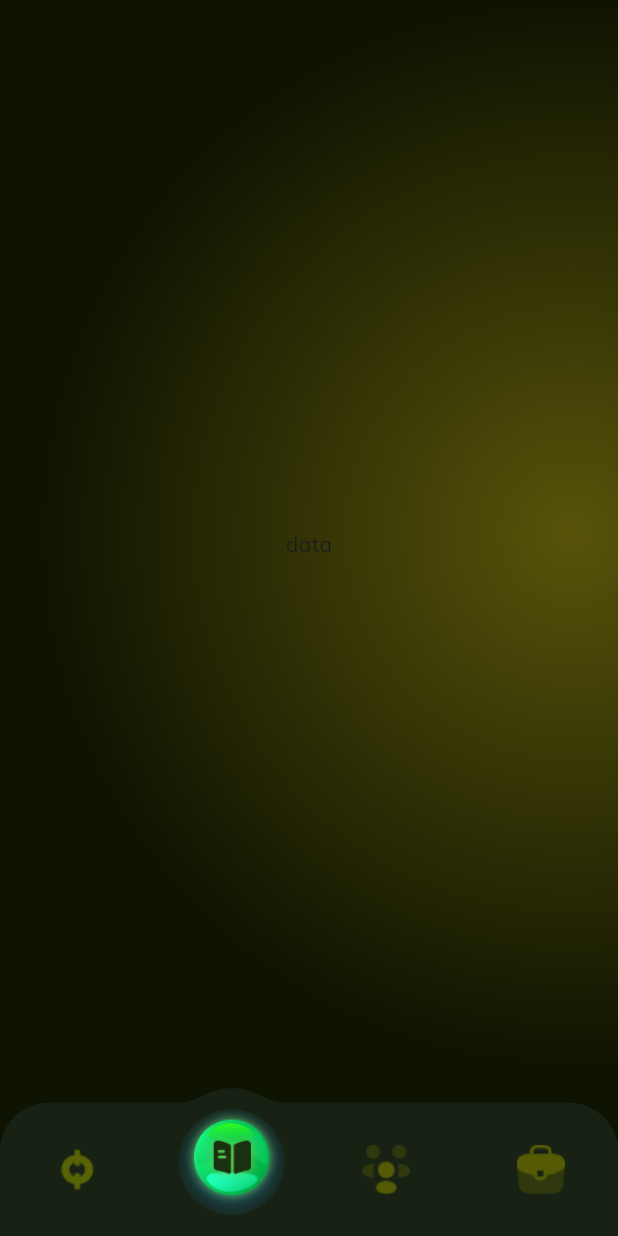
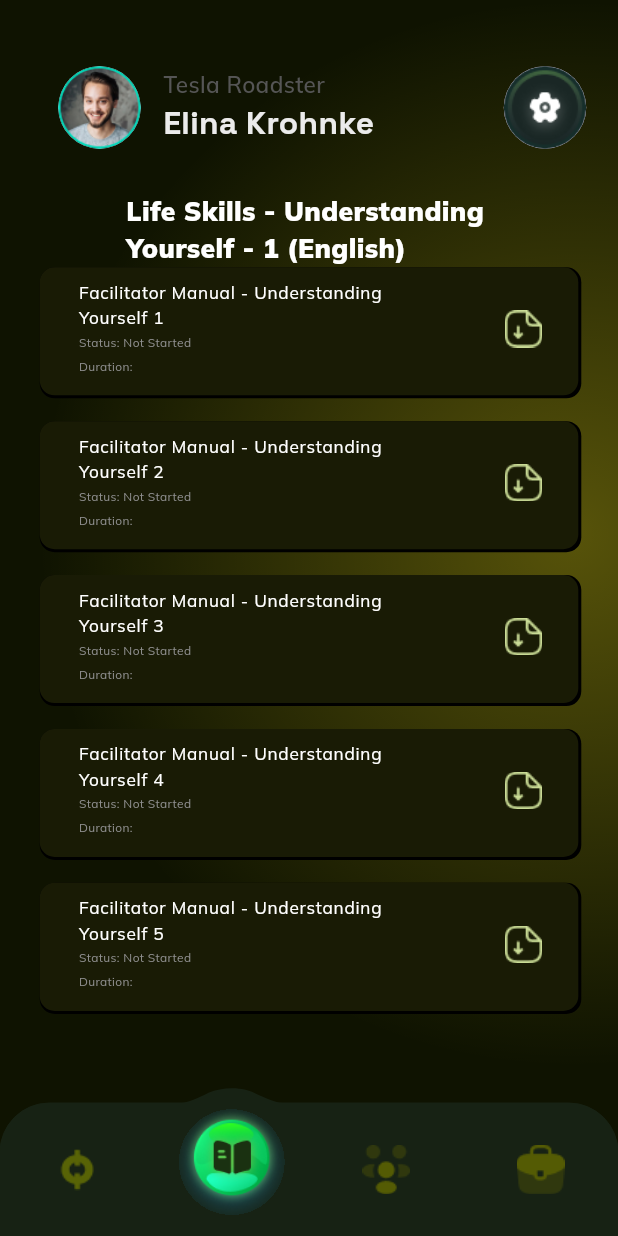
Before and after one commit to AbhimanyuT0800/Flutter_app_UI, a Flutter app: the BottomNavigationPage screen opened by its route, item 2 of the bottom bar chosen, on a phone screen of 412 x 824 dp. Run offline on Flutter 3.47's test engine with Material 3 defaults, Android fonts, the phone set to English and light mode, and no system bars; our stand-ins replace google_fonts.

Commit message:
Life skill pages finish

```diff
--- a/lib/view/pages/home/home_page.dart
+++ b/lib/view/pages/home/home_page.dart
@@ -140,7 +140,7 @@ class HomePage extends StatelessWidget {
                               Text(
                                 'Today  |  16:52 PM',
                                 style: GoogleFonts.urbanist(
-                                    color: const Color(0xfffe0e0e0),
+                                    color: const Color(0xffffe0e0e0),
                                     fontSize: context.screenWidth(width: 13),
                                     fontWeight: FontWeight.w500,
                                     letterSpacing: .2,
--- a/lib/view/pages/home/widgets/home_page_common_card.dart
+++ b/lib/view/pages/home/widgets/home_page_common_card.dart
@@ -2,8 +2,8 @@ import 'package:flutter/material.dart';
 import 'package:ui_tutorial/core/utils/dynamic_size.dart';
 
 class HomePageCommonCard extends StatelessWidget {
-  HomePageCommonCard({super.key, required this.child});
-  Widget child;
+  const HomePageCommonCard({super.key, required this.child});
+  final Widget child;
 
   @override
   Widget build(BuildContext context) {
--- a/lib/view/pages/library/root_library/library.dart
+++ /dev/null
@@ -1,15 +0,0 @@
-import 'package:flutter/material.dart';
-import 'package:ui_tutorial/core/utils/dynamic_size.dart';
-import 'package:ui_tutorial/view/widgets/main_scafold/common_scafold_bg.dart';
-
-class Library extends StatelessWidget {
-  const Library({super.key});
-
-  @override
-  Widget build(BuildContext context) {
-    return CommonScafold(
-        body: Center(
-      child: Text('data'),
-    ));
-  }
-}
--- /dev/null
+++ b/lib/view/pages/life_skill_page/life_skills.dart
@@ -0,0 +1,95 @@
+import 'package:flutter/material.dart';
+import 'package:google_fonts/google_fonts.dart';
+import 'package:ui_tutorial/core/utils/dynamic_size.dart';
+import 'package:ui_tutorial/view/pages/life_skill_page/lession.dart';
+import 'package:ui_tutorial/view/widgets/commonly_used/common_app_bar.dart';
+import 'package:ui_tutorial/view/widgets/main_scafold/common_scafold_bg.dart';
+
+class LifeSkills extends StatelessWidget {
+  const LifeSkills({super.key});
+
+  @override
+  Widget build(BuildContext context) {
+    return CommonScafold(
+        body: Column(
+      children: [
+        Padding(
+          padding: EdgeInsets.fromLTRB(
+              context.screenWidth(width: 44),
+              context.screenWidth(width: 50),
+              context.screenWidth(width: 24),
+              context.screenWidth(width: 33)),
+          child: const CommonAppBar(),
+        ),
+        Text(
+          'Life Skills - Understanding \nYourself - 1 (English)',
+          style: GoogleFonts.mulish(
+            color: Colors.white,
+            fontSize: context.screenWidth(width: 20),
+            fontWeight: FontWeight.w900,
+          ),
+        ),
+        Padding(
+          padding: EdgeInsets.only(
+              left: context.screenWidth(width: 30),
+              right: context.screenWidth(width: 30)),
+          child: ListView.separated(
+              shrinkWrap: true,
+              itemBuilder: (BuildContext context, int index) {
+                return Container(
+                  width: double.infinity,
+                  height: context.screenHeight(heigth: 104),
+                  decoration: BoxDecoration(
+                    color: const Color(0xff191b05),
+                    borderRadius: BorderRadius.circular(10),
+                    boxShadow: [
+                      const BoxShadow(
+                          color: Colors.black,
+                          spreadRadius: 1,
+                          offset: Offset(1, 1)),
+                    ],
+                  ),
+                  child: Padding(
+                    padding: const EdgeInsets.only(left: 10),
+                    child: ListTile(
+                      title: Text(
+                        'Facilitator Manual - Understanding \nYourself ${index + 1}',
+                        style: GoogleFonts.mulish(
+                          color: Colors.white,
+                          fontSize: context.screenHeight(heigth: 14),
+                          fontWeight: FontWeight.w400,
+                        ),
+                      ),
+                      subtitle: Text(
+                        'Status: Not Started \nDuration:',
+                        style: GoogleFonts.mulish(
+                            color: const Color(0xff8E8E8E),
+                            fontSize: context.screenWidth(width: 9),
+                            fontWeight: FontWeight.w400,
+                            height: 2),
+                      ),
+                      trailing: InkWell(
+                        onTap: () {
+                          Navigator.push(
+                              context,
+                              MaterialPageRoute(
+                                  builder: (context) => const LessionPage()));
+                        },
+                        child: const Image(
+                          image: AssetImage(
+                              'assets/icons/icon _document download_.png'),
+                        ),
+                      ),
+                    ),
+                  ),
+                );
+              },
+              separatorBuilder: (BuildContext context, int index) {
+                return spaceBw(height: context.screenHeight(heigth: 21));
+              },
+              itemCount: 5),
+        )
+      ],
+    ));
+  }
+}
--- a/lib/view/widgets/commonly_used/common_app_bar.dart
+++ b/lib/view/widgets/commonly_used/common_app_bar.dart
@@ -2,10 +2,9 @@ import 'package:flutter/material.dart';
 import 'package:google_fonts/google_fonts.dart';
 import 'package:ui_tutorial/core/utils/dynamic_size.dart';
 
-// ignore: must_be_immutable
 class CommonAppBar extends StatelessWidget {
-  CommonAppBar({super.key, this.subTitle = true});
-  bool subTitle = true;
+  const CommonAppBar({super.key, this.subTitle = true});
+  final bool subTitle;
 
   @override
   Widget build(BuildContext context) {
```
Also changed, not shown: lib/view/pages/botton_navigation_bar.dart (+19 -5 lines), lib/view/pages/home/widgets/top_head_of_card.dart (+5 -5 lines), lib/view/pages/library/life_skill_page/lession.dart (deleted, +0 -10 lines), lib/view/pages/library/life_skill_page/life_skills.dart (deleted, +0 -14 lines), lib/view/pages/life_skill_page/lession.dart (added, +25 -0 lines), assets/icons/icon _document download_.png (added).
